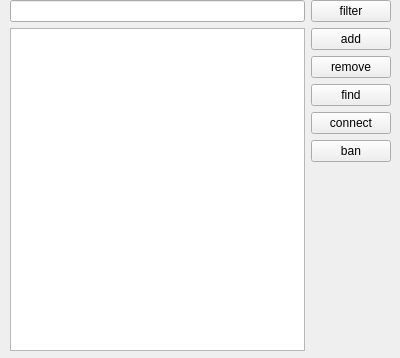
First picture: the form in src-gui/addressbookform.ui, repository yedino/galaxy42, before the edit.
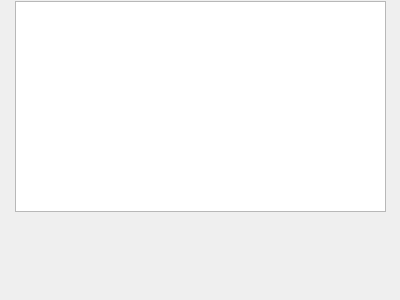
Second picture: the form after the edit.

Patch:
```diff
--- a/src-gui/addressbookform.ui
+++ b/src-gui/addressbookform.ui
@@ -7,96 +7,21 @@
     <x>0</x>
     <y>0</y>
     <width>400</width>
-    <height>358</height>
+    <height>300</height>
    </rect>
   </property>
   <property name="windowTitle">
    <string>Form</string>
   </property>
-  <widget class="QWidget" name="">
+  <widget class="QTableView" name="tableView">
    <property name="geometry">
     <rect>
-     <x>10</x>
-     <y>0</y>
-     <width>381</width>
-     <height>351</height>
+     <x>15</x>
+     <y>1</y>
+     <width>371</width>
+     <height>211</height>
     </rect>
    </property>
-   <layout class="QVBoxLayout" name="verticalLayout_2">
-    <item>
-     <layout class="QHBoxLayout" name="horizontalLayout">
-      <item>
-       <widget class="QLineEdit" name="filterEdit"/>
-      </item>
-      <item>
-       <widget class="QPushButton" name="filterBtn">
-        <property name="text">
-         <string>filter</string>
-        </property>
-       </widget>
-      </item>
-     </layout>
-    </item>
-    <item>
-     <layout class="QHBoxLayout" name="horizontalLayout_2">
-      <item>
-       <widget class="QTreeView" name="peersView"/>
-      </item>
-      <item>
-       <layout class="QVBoxLayout" name="verticalLayout">
-        <item>
-         <widget class="QPushButton" name="addBtn">
-          <property name="text">
-           <string>add</string>
-          </property>
-         </widget>
-        </item>
-        <item>
-         <widget class="QPushButton" name="removeBtn">
-          <property name="text">
-           <string>remove</string>
-          </property>
-         </widget>
-        </item>
-        <item>
-         <widget class="QPushButton" name="findBtn">
-          <property name="text">
-           <string>find</string>
-          </property>
-         </widget>
-        </item>
-        <item>
-         <widget class="QPushButton" name="connectBtn">
-          <property name="text">
-           <string>connect</string>
-          </property>
-         </widget>
-        </item>
-        <item>
-         <widget class="QPushButton" name="banBtn">
-          <property name="text">
-           <string>ban</string>
-          </property>
-         </widget>
-        </item>
-        <item>
-         <spacer name="verticalSpacer">
-          <property name="orientation">
-           <enum>Qt::Vertical</enum>
-          </property>
-          <property name="sizeHint" stdset="0">
-           <size>
-            <width>20</width>
-            <height>40</height>
-           </size>
-          </property>
-         </spacer>
-        </item>
-       </layout>
-      </item>
-     </layout>
-    </item>
-   </layout>
   </widget>
  </widget>
  <resources/>
```
Left out of the diff: 4 changed lines with no effect on the pictures.
